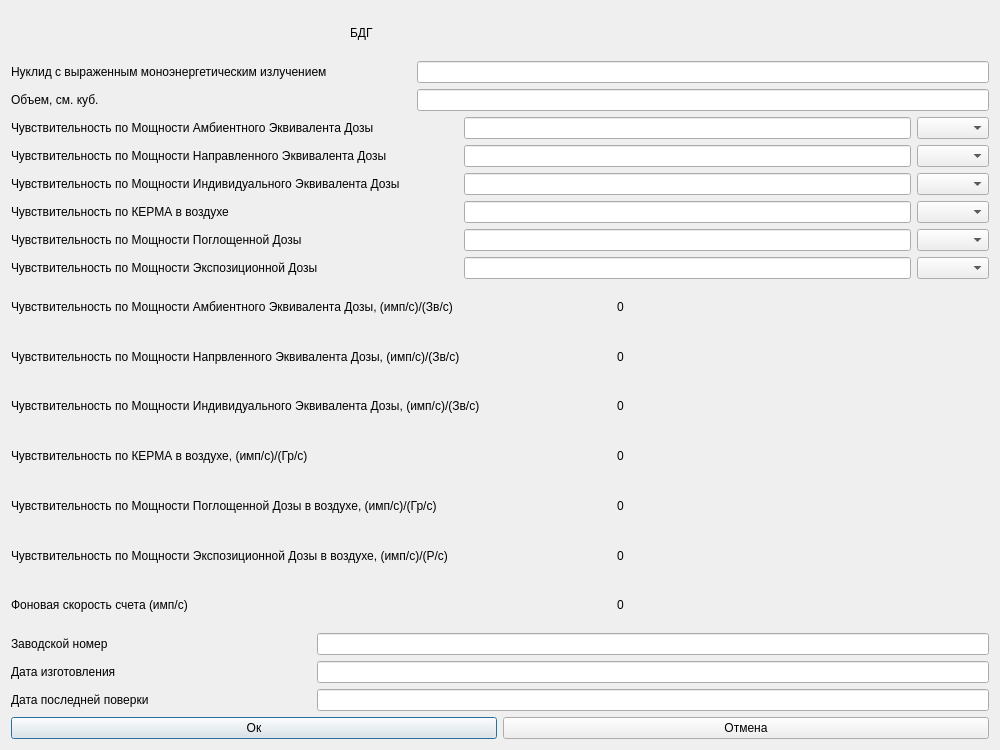
basketbgn/basket, file qtsrc/progBGN/BGN_26_10/settings_verifier_gamma_bdg.ui: the form before one commit.
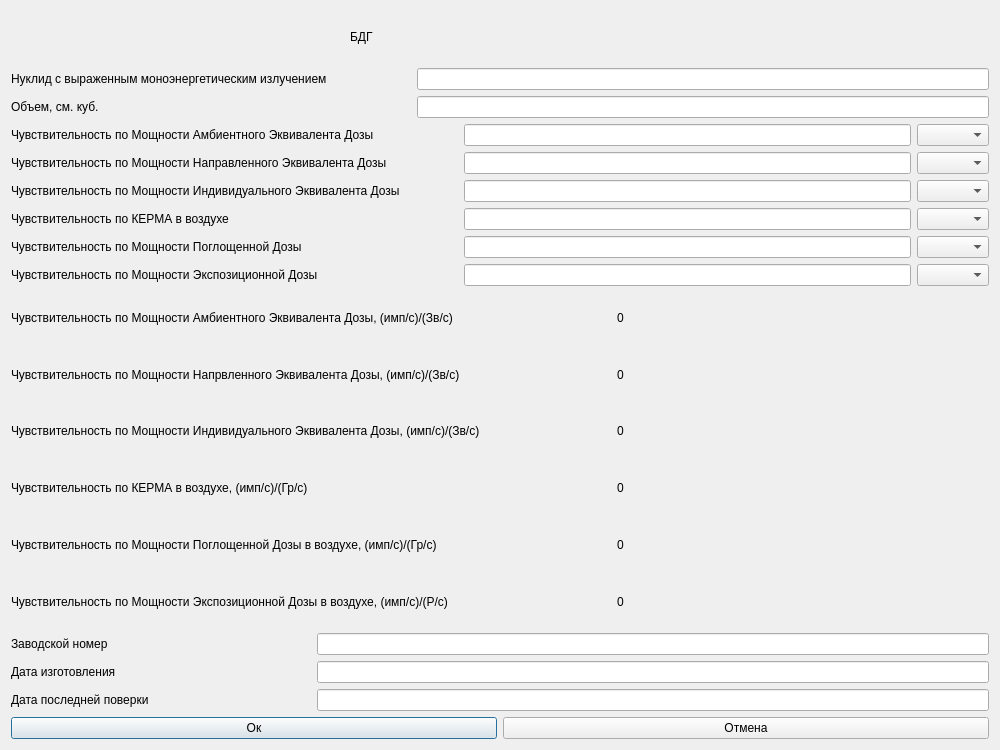
The form after the commit.

Patch:
```diff
--- a/qtsrc/progBGN/BGN_26_10/settings_verifier_gamma_bdg.ui
+++ b/qtsrc/progBGN/BGN_26_10/settings_verifier_gamma_bdg.ui
@@ -13,121 +13,8 @@
   <property name="windowTitle">
    <string>Dialog</string>
   </property>
-  <layout class="QVBoxLayout" name="verticalLayout">
-   <item>
-    <layout class="QHBoxLayout" name="horizontalLayout_27">
-     <item>
-      <widget class="QLabel" name="label_26">
-       <property name="sizePolicy">
-        <sizepolicy hsizetype="Maximum" vsizetype="Preferred">
-         <horstretch>0</horstretch>
-         <verstretch>0</verstretch>
-        </sizepolicy>
-       </property>
-       <property name="minimumSize">
-        <size>
-         <width>300</width>
-         <height>0</height>
-        </size>
-       </property>
-       <property name="maximumSize">
-        <size>
-         <width>300</width>
-         <height>16777215</height>
-        </size>
-       </property>
-       <property name="text">
-        <string>БДГ</string>
-       </property>
-      </widget>
-     </item>
-    </layout>
-   </item>
-   <item>
-    <layout class="QHBoxLayout" name="horizontalLayout_28">
-     <item>
-      <widget class="QLabel" name="label_27">
-       <property name="sizePolicy">
-        <sizepolicy hsizetype="Maximum" vsizetype="Preferred">
-         <horstretch>0</horstretch>
-         <verstretch>0</verstretch>
-        </sizepolicy>
-       </property>
-       <property name="minimumSize">
-        <size>
-         <width>300</width>
-         <height>0</height>
-        </size>
-       </property>
-       <property name="maximumSize">
-        <size>
-         <width>400</width>
-         <height>16777215</height>
-        </size>
-       </property>
-       <property name="text">
-        <string>Нуклид с выраженным моноэнергетическим излучением</string>
-       </property>
-      </widget>
-     </item>
-     <item>
-      <widget class="QLineEdit" name="lineEdit">
-       <property name="sizePolicy">
-        <sizepolicy hsizetype="Minimum" vsizetype="Fixed">
-         <horstretch>0</horstretch>
-         <verstretch>0</verstretch>
-        </sizepolicy>
-       </property>
-      </widget>
-     </item>
-    </layout>
-   </item>
-   <item>
-    <layout class="QHBoxLayout" name="horizontalLayout_29">
-     <item>
-      <widget class="QLabel" name="label_28">
-       <property name="sizePolicy">
-        <sizepolicy hsizetype="Maximum" vsizetype="Preferred">
-         <horstretch>0</horstretch>
-         <verstretch>0</verstretch>
-        </sizepolicy>
-       </property>
-       <property name="minimumSize">
-        <size>
-         <width>300</width>
-         <height>0</height>
-        </size>
-       </property>
-       <property name="maximumSize">
-        <size>
-         <width>400</width>
-         <height>16777215</height>
-        </size>
-       </property>
-       <property name="text">
-        <string>Объем, см. куб.</string>
-       </property>
-      </widget>
-     </item>
-     <item>
-      <widget class="QLineEdit" name="lineEdit_16">
-       <property name="sizePolicy">
-        <sizepolicy hsizetype="Minimum" vsizetype="Fixed">
-         <horstretch>0</horstretch>
-         <verstretch>0</verstretch>
-        </sizepolicy>
-       </property>
-       <property name="minimumSize">
-        <size>
-         <width>300</width>
-         <height>0</height>
-        </size>
-       </property>
-      </widget>
-     </item>
-    </layout>
-   </item>
-   <item>
+  <layout class="QGridLayout" name="gridLayout">
+   <item row="3" column="0">
     <layout class="QHBoxLayout" name="horizontalLayout_30">
      <item>
       <widget class="QLabel" name="label_29">
@@ -179,7 +66,189 @@
      </item>
     </layout>
    </item>
-   <item>
+   <item row="11" column="0">
+    <layout class="QHBoxLayout" name="horizontalLayout_44">
+     <item>
+      <widget class="QLabel" name="label_39">
+       <property name="sizePolicy">
+        <sizepolicy hsizetype="Expanding" vsizetype="Preferred">
+         <horstretch>0</horstretch>
+         <verstretch>0</verstretch>
+        </sizepolicy>
+       </property>
+       <property name="minimumSize">
+        <size>
+         <width>300</width>
+         <height>0</height>
+        </size>
+       </property>
+       <property name="maximumSize">
+        <size>
+         <width>600</width>
+         <height>16777215</height>
+        </size>
+       </property>
+       <property name="text">
+        <string>Чувствительность по Мощности Индивидуального Эквивалента Дозы, (имп/с)/(Зв/с)</string>
+       </property>
+      </widget>
+     </item>
+     <item>
+      <widget class="QLabel" name="label_40">
+       <property name="text">
+        <string>0</string>
+       </property>
+      </widget>
+     </item>
+    </layout>
+   </item>
+   <item row="10" column="0">
+    <layout class="QHBoxLayout" name="horizontalLayout_43">
+     <item>
+      <widget class="QLabel" name="label_37">
+       <property name="sizePolicy">
+        <sizepolicy hsizetype="Expanding" vsizetype="Preferred">
+         <horstretch>0</horstretch>
+         <verstretch>0</verstretch>
+        </sizepolicy>
+       </property>
+       <property name="minimumSize">
+        <size>
+         <width>300</width>
+         <height>0</height>
+        </size>
+       </property>
+       <property name="maximumSize">
+        <size>
+         <width>600</width>
+         <height>16777215</height>
+        </size>
+       </property>
+       <property name="text">
+        <string>Чувствительность по Мощности Напрвленного Эквивалента Дозы, (имп/с)/(Зв/с)</string>
+       </property>
+      </widget>
+     </item>
+     <item>
+      <widget class="QLabel" name="label_38">
+       <property name="text">
+        <string>0</string>
+       </property>
+      </widget>
+     </item>
+    </layout>
+   </item>
+   <item row="1" column="0">
+    <layout class="QHBoxLayout" name="horizontalLayout_28">
+     <item>
+      <widget class="QLabel" name="label_27">
+       <property name="sizePolicy">
+        <sizepolicy hsizetype="Maximum" vsizetype="Preferred">
+         <horstretch>0</horstretch>
+         <verstretch>0</verstretch>
+        </sizepolicy>
+       </property>
+       <property name="minimumSize">
+        <size>
+         <width>300</width>
+         <height>0</height>
+        </size>
+       </property>
+       <property name="maximumSize">
+        <size>
+         <width>400</width>
+         <height>16777215</height>
+        </size>
+       </property>
+       <property name="text">
+        <string>Нуклид с выраженным моноэнергетическим излучением</string>
+       </property>
+      </widget>
+     </item>
+     <item>
+      <widget class="QLineEdit" name="lineEdit">
+       <property name="sizePolicy">
+        <sizepolicy hsizetype="Minimum" vsizetype="Fixed">
+         <horstretch>0</horstretch>
+         <verstretch>0</verstretch>
+        </sizepolicy>
+       </property>
+      </widget>
+     </item>
+    </layout>
+   </item>
+   <item row="0" column="0">
+    <layout class="QHBoxLayout" name="horizontalLayout_27">
+     <item>
+      <widget class="QLabel" name="label_26">
+       <property name="sizePolicy">
+        <sizepolicy hsizetype="Maximum" vsizetype="Preferred">
+         <horstretch>0</horstretch>
+         <verstretch>0</verstretch>
+        </sizepolicy>
+       </property>
+       <property name="minimumSize">
+        <size>
+         <width>300</width>
+         <height>0</height>
+        </size>
+       </property>
+       <property name="maximumSize">
+        <size>
+         <width>300</width>
+         <height>16777215</height>
+        </size>
+       </property>
+       <property name="text">
+        <string>БДГ</string>
+       </property>
+      </widget>
+     </item>
+    </layout>
+   </item>
+   <item row="17" column="0">
+    <layout class="QHBoxLayout" name="horizontalLayout_51">
+     <item>
+      <widget class="QLabel" name="label_50">
+       <property name="sizePolicy">
+        <sizepolicy hsizetype="Maximum" vsizetype="Preferred">
+         <horstretch>0</horstretch>
+         <verstretch>0</verstretch>
+        </sizepolicy>
+       </property>
+       <property name="minimumSize">
+        <size>
+         <width>300</width>
+         <height>0</height>
+        </size>
+       </property>
+       <property name="maximumSize">
+        <size>
+         <width>300</width>
+         <height>16777215</height>
+        </size>
+       </property>
+       <property name="text">
+        <string>Дата последней поверки</string>
+       </property>
+      </widget>
+     </item>
+     <item>
+      <widget class="QLineEdit" name="lineEdit_26">
+       <property name="minimumSize">
+        <size>
+         <width>300</width>
+         <height>0</height>
+        </size>
+       </property>
+       <property name="text">
+        <string/>
+       </property>
+      </widget>
+     </item>
+    </layout>
+   </item>
+   <item row="4" column="0">
     <layout class="QHBoxLayout" name="horizontalLayout_32">
      <item>
       <widget class="QLabel" name="label_30">
@@ -231,7 +300,181 @@
      </item>
     </layout>
    </item>
-   <item>
+   <item row="9" column="0">
+    <layout class="QHBoxLayout" name="horizontalLayout_42">
+     <item>
+      <widget class="QLabel" name="label_35">
+       <property name="sizePolicy">
+        <sizepolicy hsizetype="Expanding" vsizetype="Preferred">
+         <horstretch>0</horstretch>
+         <verstretch>0</verstretch>
+        </sizepolicy>
+       </property>
+       <property name="minimumSize">
+        <size>
+         <width>300</width>
+         <height>0</height>
+        </size>
+       </property>
+       <property name="maximumSize">
+        <size>
+         <width>600</width>
+         <height>16777215</height>
+        </size>
+       </property>
+       <property name="text">
+        <string>Чувствительность по Мощности Амбиентного Эквивалента Дозы, (имп/с)/(Зв/с)</string>
+       </property>
+      </widget>
+     </item>
+     <item>
+      <widget class="QLabel" name="label_36">
+       <property name="text">
+        <string>0</string>
+       </property>
+      </widget>
+     </item>
+    </layout>
+   </item>
+   <item row="15" column="0">
+    <layout class="QHBoxLayout" name="horizontalLayout_49">
+     <item>
+      <widget class="QLabel" name="label_48">
+       <property name="sizePolicy">
+        <sizepolicy hsizetype="Maximum" vsizetype="Preferred">
+         <horstretch>0</horstretch>
+         <verstretch>0</verstretch>
+        </sizepolicy>
+       </property>
+       <property name="minimumSize">
+        <size>
+         <width>300</width>
+         <height>0</height>
+        </size>
+       </property>
+       <property name="maximumSize">
+        <size>
+         <width>300</width>
+         <height>16777215</height>
+        </size>
+       </property>
+       <property name="text">
+        <string>Заводской номер</string>
+       </property>
+      </widget>
+     </item>
+     <item>
+      <widget class="QLineEdit" name="lineEdit_24">
+       <property name="minimumSize">
+        <size>
+         <width>300</width>
+         <height>0</height>
+        </size>
+       </property>
+      </widget>
+     </item>
+    </layout>
+   </item>
+   <item row="18" column="0">
+    <layout class="QHBoxLayout" name="horizontalLayout_52">
+     <item>
+      <widget class="QPushButton" name="pushButton_3">
+       <property name="text">
+        <string>Ок</string>
+       </property>
+      </widget>
+     </item>
+     <item>
+      <widget class="QPushButton" name="pushButton_4">
+       <property name="text">
+        <string>Отмена</string>
+       </property>
+      </widget>
+     </item>
+    </layout>
+   </item>
+   <item row="2" column="0">
+    <layout class="QHBoxLayout" name="horizontalLayout_29">
+     <item>
+      <widget class="QLabel" name="label_28">
+       <property name="sizePolicy">
+        <sizepolicy hsizetype="Maximum" vsizetype="Preferred">
+         <horstretch>0</horstretch>
+         <verstretch>0</verstretch>
+        </sizepolicy>
+       </property>
+       <property name="minimumSize">
+        <size>
+         <width>300</width>
+         <height>0</height>
+        </size>
+       </property>
+       <property name="maximumSize">
+        <size>
+         <width>400</width>
+         <height>16777215</height>
+        </size>
+       </property>
+       <property name="text">
+        <string>Объем, см. куб.</string>
+       </property>
+      </widget>
+     </item>
+     <item>
+      <widget class="QLineEdit" name="lineEdit_16">
+       <property name="sizePolicy">
+        <sizepolicy hsizetype="Minimum" vsizetype="Fixed">
+         <horstretch>0</horstretch>
+         <verstretch>0</verstretch>
+        </sizepolicy>
+       </property>
+       <property name="minimumSize">
+        <size>
+         <width>300</width>
+         <height>0</height>
+        </size>
+       </property>
+      </widget>
+     </item>
+    </layout>
+   </item>
+   <item row="13" column="0">
+    <layout class="QHBoxLayout" name="horizontalLayout_46">
+     <item>
+      <widget class="QLabel" name="label_43">
+       <property name="sizePolicy">
+        <sizepolicy hsizetype="Expanding" vsizetype="Preferred">
+         <horstretch>0</horstretch>
+         <verstretch>0</verstretch>
+        </sizepolicy>
+       </property>
+       <property name="minimumSize">
+        <size>
+         <width>300</width>
+         <height>0</height>
+        </size>
+       </property>
+       <property name="maximumSize">
+        <size>
+         <width>600</width>
+         <height>16777215</height>
+        </size>
+       </property>
+       <property name="text">
+        <string>Чувствительность по Мощности Поглощенной Дозы в воздухе, (имп/с)/(Гр/с)</string>
+       </property>
+      </widget>
+     </item>
+     <item>
+      <widget class="QLabel" name="label_44">
+       <property name="text">
+        <string>0</string>
+       </property>
+      </widget>
+     </item>
+    </layout>
+   </item>
+   <item row="5" column="0">
     <layout class="QHBoxLayout" name="horizontalLayout_34">
      <item>
       <widget class="QLabel" name="label_31">
@@ -283,12 +526,12 @@
      </item>
     </layout>
    </item>
-   <item>
-    <layout class="QHBoxLayout" name="horizontalLayout_36">
+   <item row="16" column="0">
+    <layout class="QHBoxLayout" name="horizontalLayout_50">
      <item>
-      <widget class="QLabel" name="label_32">
+      <widget class="QLabel" name="label_49">
        <property name="sizePolicy">
-        <sizepolicy hsizetype="Expanding" vsizetype="Preferred">
+        <sizepolicy hsizetype="Maximum" vsizetype="Preferred">
          <horstretch>0</horstretch>
          <verstretch>0</verstretch>
         </sizepolicy>
@@ -301,41 +544,28 @@
        </property>
        <property name="maximumSize">
         <size>
-         <width>800</width>
+         <width>300</width>
          <height>16777215</height>
         </size>
        </property>
        <property name="text">
-        <string>Чувствительность по КЕРМА в воздухе</string>
+        <string>Дата изготовления</string>
        </property>
       </widget>
      </item>
      <item>
-      <layout class="QHBoxLayout" name="horizontalLayout_37">
-       <item>
-        <widget class="QLineEdit" name="lineEdit_20">
-         <property name="minimumSize">
-          <size>
-           <width>300</width>
-           <height>0</height>
-          </size>
-         </property>
-         <property name="maximumSize">
-          <size>
-           <width>500</width>
-           <height>16777215</height>
-          </size>
-         </property>
-        </widget>
-       </item>
-      </layout>
-     </item>
-     <item>
-      <widget class="QComboBox" name="comboBox_10"/>
+      <widget class="QLineEdit" name="lineEdit_25">
+       <property name="minimumSize">
+        <size>
+         <width>300</width>
+         <height>0</height>
+        </size>
+       </property>
+      </widget>
      </item>
     </layout>
    </item>
-   <item>
+   <item row="7" column="0">
     <layout class="QHBoxLayout" name="horizontalLayout_38">
      <item>
       <widget class="QLabel" name="label_33">
@@ -387,167 +617,7 @@
      </item>
     </layout>
    </item>
-   <item>
-    <layout class="QHBoxLayout" name="horizontalLayout_40">
-     <item>
-      <widget class="QLabel" name="label_34">
-       <property name="sizePolicy">
-        <sizepolicy hsizetype="Expanding" vsizetype="Preferred">
-         <horstretch>0</horstretch>
-         <verstretch>0</verstretch>
-        </sizepolicy>
-       </property>
-       <property name="minimumSize">
-        <size>
-         <width>300</width>
-         <height>0</height>
-        </size>
-       </property>
-       <property name="maximumSize">
-        <size>
-         <width>800</width>
-         <height>16777215</height>
-        </size>
-       </property>
-       <property name="text">
-        <string>Чувствительность по Мощности Экспозиционной Дозы</string>
-       </property>
-      </widget>
-     </item>
-     <item>
-      <layout class="QHBoxLayout" name="horizontalLayout_41">
-       <item>
-        <widget class="QLineEdit" name="lineEdit_22">
-         <property name="minimumSize">
-          <size>
-           <width>300</width>
-           <height>0</height>
-          </size>
-         </property>
-         <property name="maximumSize">
-          <size>
-           <width>500</width>
-           <height>16777215</height>
-          </size>
-         </property>
-        </widget>
-       </item>
-      </layout>
-     </item>
-     <item>
-      <widget class="QComboBox" name="comboBox_12"/>
-     </item>
-    </layout>
-   </item>
-   <item>
-    <layout class="QHBoxLayout" name="horizontalLayout_42">
-     <item>
-      <widget class="QLabel" name="label_35">
-       <property name="sizePolicy">
-        <sizepolicy hsizetype="Expanding" vsizetype="Preferred">
-         <horstretch>0</horstretch>
-         <verstretch>0</verstretch>
-        </sizepolicy>
-       </property>
-       <property name="minimumSize">
-        <size>
-         <width>300</width>
-         <height>0</height>
-        </size>
-       </property>
-       <property name="maximumSize">
-        <size>
-         <width>600</width>
-         <height>16777215</height>
-        </size>
-       </property>
-       <property name="text">
-        <string>Чувствительность по Мощности Амбиентного Эквивалента Дозы, (имп/с)/(Зв/с)</string>
-       </property>
-      </widget>
-     </item>
-     <item>
-      <widget class="QLabel" name="label_36">
-       <property name="text">
-        <string>0</string>
-       </property>
-      </widget>
-     </item>
-    </layout>
-   </item>
-   <item>
-    <layout class="QHBoxLayout" name="horizontalLayout_43">
-     <item>
-      <widget class="QLabel" name="label_37">
-       <property name="sizePolicy">
-        <sizepolicy hsizetype="Expanding" vsizetype="Preferred">
-         <horstretch>0</horstretch>
-         <verstretch>0</verstretch>
-        </sizepolicy>
-       </property>
-       <property name="minimumSize">
-        <size>
-         <width>300</width>
-         <height>0</height>
-        </size>
-       </property>
-       <property name="maximumSize">
-        <size>
-         <width>600</width>
-         <height>16777215</height>
-        </size>
-       </property>
-       <property name="text">
-        <string>Чувствительность по Мощности Напрвленного Эквивалента Дозы, (имп/с)/(Зв/с)</string>
-       </property>
-      </widget>
-     </item>
-     <item>
-      <widget class="QLabel" name="label_38">
-       <property name="text">
-        <string>0</string>
-       </property>
-      </widget>
-     </item>
-    </layout>
-   </item>
-   <item>
-    <layout class="QHBoxLayout" name="horizontalLayout_44">
-     <item>
-      <widget class="QLabel" name="label_39">
-       <property name="sizePolicy">
-        <sizepolicy hsizetype="Expanding" vsizetype="Preferred">
-         <horstretch>0</horstretch>
-         <verstretch>0</verstretch>
-        </sizepolicy>
-       </property>
-       <property name="minimumSize">
-        <size>
-         <width>300</width>
-         <height>0</height>
-        </size>
-       </property>
-       <property name="maximumSize">
-        <size>
-         <width>600</width>
-         <height>16777215</height>
-        </size>
-       </property>
-       <property name="text">
-        <string>Чувствительность по Мощности Индивидуального Эквивалента Дозы, (имп/с)/(Зв/с)</string>
-       </property>
-      </widget>
-     </item>
-     <item>
-      <widget class="QLabel" name="label_40">
-       <property name="text">
-        <string>0</string>
-       </property>
-      </widget>
-     </item>
-    </layout>
-   </item>
-   <item>
+   <item row="12" column="0">
     <layout class="QHBoxLayout" name="horizontalLayout_45">
      <item>
       <widget class="QLabel" name="label_41">
@@ -583,43 +653,7 @@
      </item>
     </layout>
    </item>
-   <item>
-    <layout class="QHBoxLayout" name="horizontalLayout_46">
-     <item>
-      <widget class="QLabel" name="label_43">
-       <property name="sizePolicy">
-        <sizepolicy hsizetype="Expanding" vsizetype="Preferred">
-         <horstretch>0</horstretch>
-         <verstretch>0</verstretch>
-        </sizepolicy>
-       </property>
-       <property name="minimumSize">
-        <size>
-         <width>300</width>
-         <height>0</height>
-        </size>
-       </property>
-       <property name="maximumSize">
-        <size>
-         <width>600</width>
-         <height>16777215</height>
-        </size>
-       </property>
-       <property name="text">
-        <string>Чувствительность по Мощности Поглощенной Дозы в воздухе, (имп/с)/(Гр/с)</string>
-       </property>
-      </widget>
-     </item>
-     <item>
-      <widget class="QLabel" name="label_44">
-       <property name="text">
-        <string>0</string>
-       </property>
-      </widget>
-     </item>
-    </layout>
-   </item>
-   <item>
+   <item row="14" column="0">
     <layout class="QHBoxLayout" name="horizontalLayout_47">
      <item>
       <widget class="QLabel" name="label_45">
@@ -655,10 +689,10 @@
      </item>
     </layout>
    </item>
-   <item>
-    <layout class="QHBoxLayout" name="horizontalLayout_53">
+   <item row="8" column="0">
+    <layout class="QHBoxLayout" name="horizontalLayout_40">
      <item>
-      <widget class="QLabel" name="label_52">
+      <widget class="QLabel" name="label_34">
        <property name="sizePolicy">
         <sizepolicy hsizetype="Expanding" vsizetype="Preferred">
          <horstretch>0</horstretch>
@@ -673,69 +707,46 @@
        </property>
        <property name="maximumSize">
         <size>
-         <width>600</width>
+         <width>800</width>
          <height>16777215</height>
         </size>
        </property>
        <property name="text">
-        <string>Фоновая скорость счета (имп/с)</string>
+        <string>Чувствительность по Мощности Экспозиционной Дозы</string>
        </property>
       </widget>
      </item>
      <item>
-      <widget class="QLabel" name="label_53">
-       <property name="text">
-        <string>0</string>
-       </property>
-      </widget>
+      <layout class="QHBoxLayout" name="horizontalLayout_41">
+       <item>
+        <widget class="QLineEdit" name="lineEdit_22">
+         <property name="minimumSize">
+          <size>
+           <width>300</width>
+           <height>0</height>
+          </size>
+         </property>
+         <property name="maximumSize">
+          <size>
+           <width>500</width>
+           <height>16777215</height>
+          </size>
+         </property>
+        </widget>
+       </item>
+      </layout>
      </item>
-    </layout>
-   </item>
-   <item>
-    <layout class="QHBoxLayout" name="horizontalLayout_49">
      <item>
-      <widget class="QLabel" name="label_48">
-       <property name="sizePolicy">
-        <sizepolicy hsizetype="Maximum" vsizetype="Preferred">
-         <horstretch>0</horstretch>
-         <verstretch>0</verstretch>
-        </sizepolicy>
-       </property>
-       <property name="minimumSize">
-        <size>
-         <width>300</width>
-         <height>0</height>
-        </size>
-       </property>
-       <property name="maximumSize">
-        <size>
-         <width>300</width>
-         <height>16777215</height>
-        </size>
-       </property>
-       <property name="text">
-        <string>Заводской номер</string>
-       </property>
-      </widget>
+      <widget class="QComboBox" name="comboBox_12"/>
      </item>
-     <item>
-      <widget class="QLineEdit" name="lineEdit_24">
-       <property name="minimumSize">
-        <size>
-         <width>300</width>
-         <height>0</height>
-        </size>
-       </property>
-      </widget>
-     </item>
     </layout>
    </item>
-   <item>
-    <layout class="QHBoxLayout" name="horizontalLayout_50">
+   <item row="6" column="0">
+    <layout class="QHBoxLayout" name="horizontalLayout_36">
      <item>
-      <widget class="QLabel" name="label_49">
+      <widget class="QLabel" name="label_32">
        <property name="sizePolicy">
-        <sizepolicy hsizetype="Maximum" vsizetype="Preferred">
+        <sizepolicy hsizetype="Expanding" vsizetype="Preferred">
          <horstretch>0</horstretch>
          <verstretch>0</verstretch>
         </sizepolicy>
@@ -748,84 +759,37 @@
        </property>
        <property name="maximumSize">
         <size>
-         <width>300</width>
+         <width>800</width>
          <height>16777215</height>
         </size>
        </property>
        <property name="text">
-        <string>Дата изготовления</string>
+        <string>Чувствительность по КЕРМА в воздухе</string>
        </property>
       </widget>
      </item>
      <item>
-      <widget class="QLineEdit" name="lineEdit_25">
-       <property name="minimumSize">
-        <size>
-         <width>300</width>
-         <height>0</height>
-        </size>
-       </property>
-      </widget>
+      <layout class="QHBoxLayout" name="horizontalLayout_37">
+       <item>
+        <widget class="QLineEdit" name="lineEdit_20">
+         <property name="minimumSize">
+          <size>
+           <width>300</width>
+           <height>0</height>
+          </size>
+         </property>
+         <property name="maximumSize">
+          <size>
+           <width>500</width>
+           <height>16777215</height>
+          </size>
+         </property>
+        </widget>
+       </item>
+      </layout>
      </item>
-    </layout>
-   </item>
-   <item>
-    <layout class="QHBoxLayout" name="horizontalLayout_51">
      <item>
-      <widget class="QLabel" name="label_50">
-       <property name="sizePolicy">
-        <sizepolicy hsizetype="Maximum" vsizetype="Preferred">
-         <horstretch>0</horstretch>
-         <verstretch>0</verstretch>
-        </sizepolicy>
-       </property>
-       <property name="minimumSize">
-        <size>
-         <width>300</width>
-         <height>0</height>
-        </size>
-       </property>
-       <property name="maximumSize">
-        <size>
-         <width>300</width>
-         <height>16777215</height>
-        </size>
-       </property>
-       <property name="text">
-        <string>Дата последней поверки</string>
-       </property>
-      </widget>
-     </item>
-     <item>
-      <widget class="QLineEdit" name="lineEdit_26">
-       <property name="minimumSize">
-        <size>
-         <width>300</width>
-         <height>0</height>
-        </size>
-       </property>
-       <property name="text">
-        <string/>
-       </property>
-      </widget>
-     </item>
-    </layout>
-   </item>
-   <item>
-    <layout class="QHBoxLayout" name="horizontalLayout_52">
-     <item>
-      <widget class="QPushButton" name="pushButton_3">
-       <property name="text">
-        <string>Ок</string>
-       </property>
-      </widget>
-     </item>
-     <item>
-      <widget class="QPushButton" name="pushButton_4">
-       <property name="text">
-        <string>Отмена</string>
-       </property>
-      </widget>
+      <widget class="QComboBox" name="comboBox_10"/>
      </item>
     </layout>
    </item>
```
